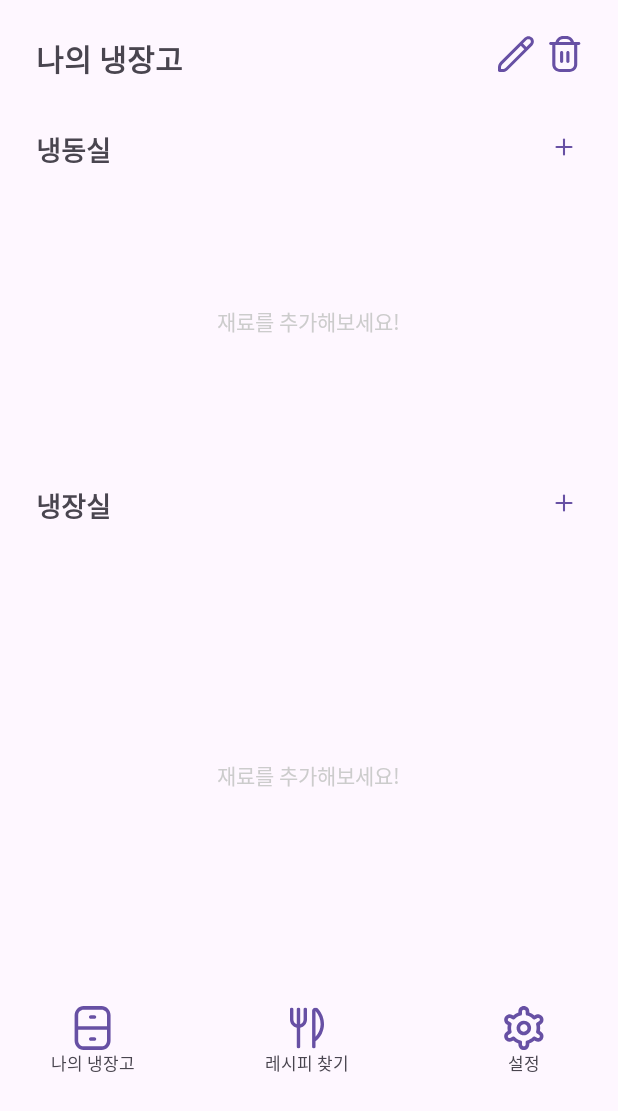
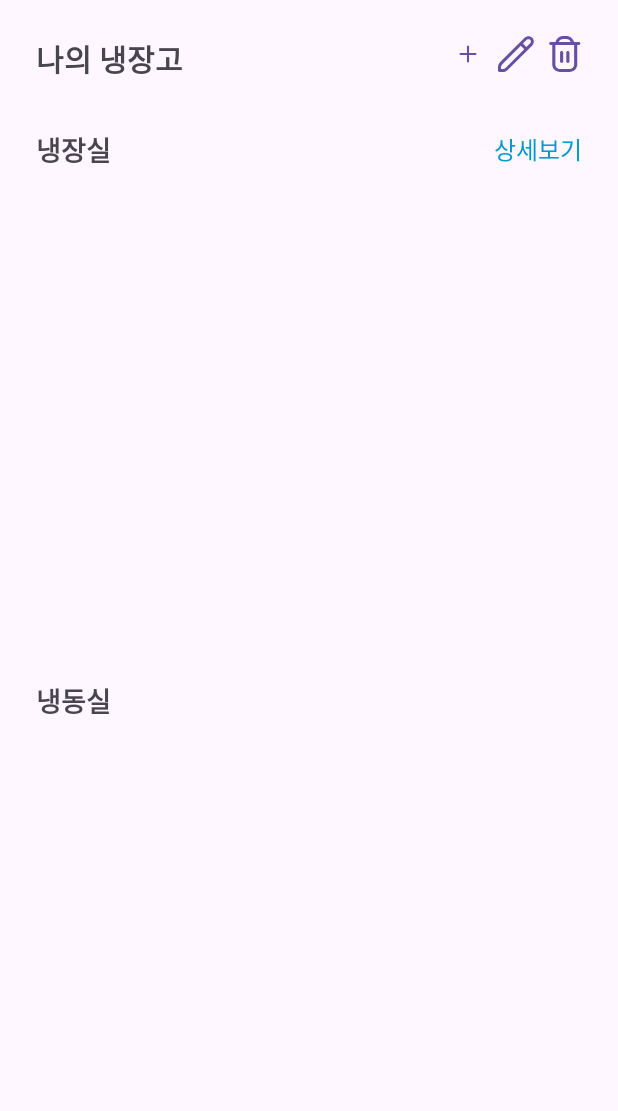
Before and after one commit to mk034/android-projects, an Android app: the layout activity_home.xml on its own in the app's theme, with its tools: preview values and no code run, on a phone screen of 412 x 824 dp. Shown: the top 1111 px of the screen. Run offline under Robolectric (Android 15) with nearby library versions, the phone set to English and light mode, and no system bars; network calls fail.

Commit message:
레시피 기능(내 재료에 대한 레시피, 모든 레시피)

```diff
--- a/app/src/main/res/layout/activity_home.xml
+++ b/app/src/main/res/layout/activity_home.xml
@@ -8,12 +8,13 @@
     android:padding="16dp"
     tools:context=".HomeActivity">
 
-    <!-- 타이틀 -->
+    <!-- 타이틀 및 버튼들 -->
     <RelativeLayout
         android:layout_width="match_parent"
         android:layout_height="wrap_content"
         android:padding="8dp">
 
+        <!-- 타이틀 텍스트뷰 -->
         <TextView
             android:id="@+id/tv_title"
             android:layout_width="wrap_content"
@@ -22,24 +23,36 @@
             android:textSize="20sp"
             android:textStyle="bold" />
 
-        <!-- 재료 삭제 버튼 -->
+        <!-- 삭제 버튼 -->
+        <Button
+            android:id="@+id/btn_delete"
+            android:layout_width="24dp"
+            android:layout_height="24dp"
+            android:layout_alignParentEnd="true"
+            android:background="@drawable/ic_trashcan" />
+
+        <!-- 수정 버튼 -->
         <Button
             android:id="@+id/btn_edit"
             android:layout_width="24dp"
             android:layout_height="24dp"
             android:layout_marginEnd="8dp"
             android:layout_toStartOf="@id/btn_delete"
-            android:background="@drawable/ic_pencil" />
+            android:background="@drawable/ic_pencil"
+            android:contentDescription="재료 수정 버튼" />
 
+        <!-- 추가 버튼 -->
         <Button
-            android:id="@+id/btn_delete"
+            android:id="@+id/btn_plus"
             android:layout_width="24dp"
             android:layout_height="24dp"
-            android:layout_alignParentEnd="true"
-            android:background="@drawable/ic_trashcan" />
+            android:layout_marginEnd="8dp"
+            android:layout_toStartOf="@id/btn_edit"
+            android:background="@drawable/ic_plus"
+            android:contentDescription="재료 추가 버튼" />
     </RelativeLayout>
 
-    <!-- 냉동실 -->
+    <!-- 냉장실 섹션 -->
     <LinearLayout
         android:layout_width="match_parent"
         android:layout_height="wrap_content"
@@ -55,33 +68,31 @@
                 android:id="@+id/tv_freezer"
                 android:layout_width="wrap_content"
                 android:layout_height="wrap_content"
-                android:text="냉동실"
+                android:text="냉장실"
                 android:textSize="18sp"
                 android:textStyle="bold" />
-
-            <Button
-                android:id="@+id/btn_add_freezer"
-                android:layout_width="24dp"
-                android:layout_height="24dp"
+            <TextView
+                android:id="@+id/tv_view_details"
+                android:layout_width="wrap_content"
+                android:layout_height="wrap_content"
+                android:text="상세보기"
+                android:textColor="@android:color/holo_blue_dark"
+                android:textSize="16sp"
                 android:layout_alignParentEnd="true"
-                android:background="@drawable/ic_plus" />
+                android:layout_centerVertical="true"
+                android:layout_marginStart="8dp"
+                android:clickable="true"
+                android:focusable="true" />
         </RelativeLayout>
 
-        <FrameLayout
+        <androidx.recyclerview.widget.RecyclerView
+            android:id="@+id/recycler_view_ingredients_fridge"
             android:layout_width="match_parent"
-            android:layout_height="170dp"
-            android:layout_marginTop="8dp">
-
-            <TextView
-                android:layout_width="wrap_content"
-                android:layout_height="wrap_content"
-                android:layout_gravity="center"
-                android:text="재료를 추가해보세요!"
-                android:textColor="#CCCCCC" />
-        </FrameLayout>
+            android:layout_height="300dp"
+            android:layout_marginTop="8dp" />
     </LinearLayout>
 
-    <!-- 냉장실 -->
+    <!-- 냉동실 -->
     <LinearLayout
         android:layout_width="match_parent"
         android:layout_height="wrap_content"
@@ -97,32 +108,33 @@
                 android:id="@+id/tv_fridge"
                 android:layout_width="wrap_content"
                 android:layout_height="wrap_content"
-                android:text="냉장실"
+                android:text="냉동실"
                 android:textSize="18sp"
                 android:textStyle="bold" />
-
-            <Button
-                android:id="@+id/btn_add_fredge"
-                android:layout_width="24dp"
-                android:layout_height="24dp"
-                android:layout_alignParentEnd="true"
-                android:background="@drawable/ic_plus" />
         </RelativeLayout>
 
-        <FrameLayout
+        <androidx.recyclerview.widget.RecyclerView
+            android:id="@+id/recycler_view_ingredients_freezer"
             android:layout_width="match_parent"
             android:layout_height="300dp"
             android:layout_marginTop="8dp">
-
-            <TextView
-                android:layout_width="wrap_content"
-                android:layout_height="wrap_content"
-                android:layout_gravity="center"
-                android:text="재료를 추가해보세요!"
-                android:textColor="#CCCCCC" />
-        </FrameLayout>
+        </androidx.recyclerview.widget.RecyclerView>
     </LinearLayout>
 
+    <!-- 레시피 보기 버튼 -->
+    <Button
+        android:id="@+id/btn_recipe_view"
+        android:layout_width="match_parent"
+        android:layout_height="wrap_content"
+        android:text="레시피 보기"
+        android:textSize="16sp"
+        android:gravity="center"
+        android:layout_marginTop="16dp"
+        android:layout_marginBottom="8dp"
+        android:layout_marginLeft="110dp"
+        android:layout_marginRight="110dp"/>
+
+    <!-- 하단바 고정 -->
     <LinearLayout
         android:layout_width="match_parent"
         android:layout_height="wrap_content"
```
Also changed, not shown: app/src/main/res/layout/activity_recipe.xml (added, +32 -0 lines), app/src/main/res/layout/activity_recipe_info.xml (added, +32 -0 lines), app/src/main/res/layout/item_recipe.xml (added, +43 -0 lines).
